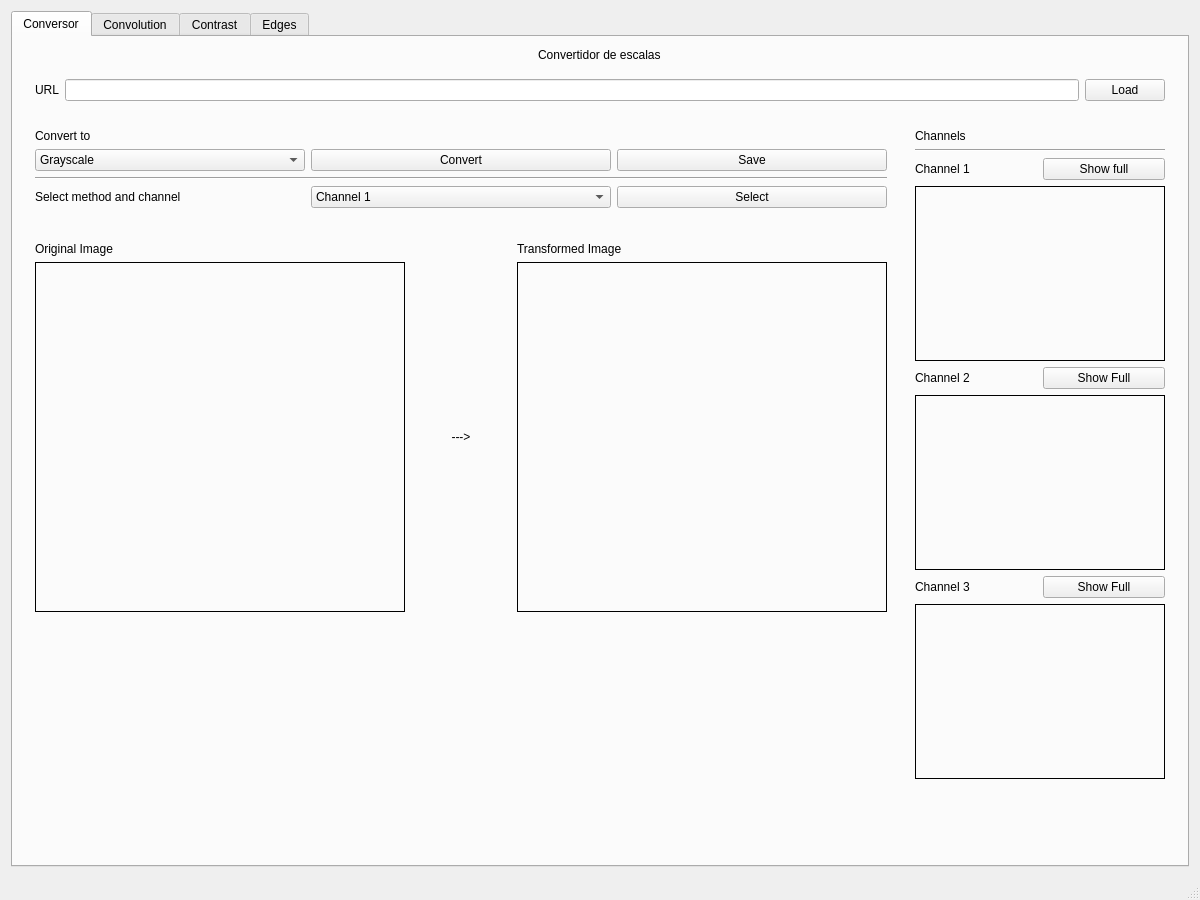
This is conversor.ui in MiguelALopez/Imagenes as Qt 5 draws it before an edit. The edited form follows.
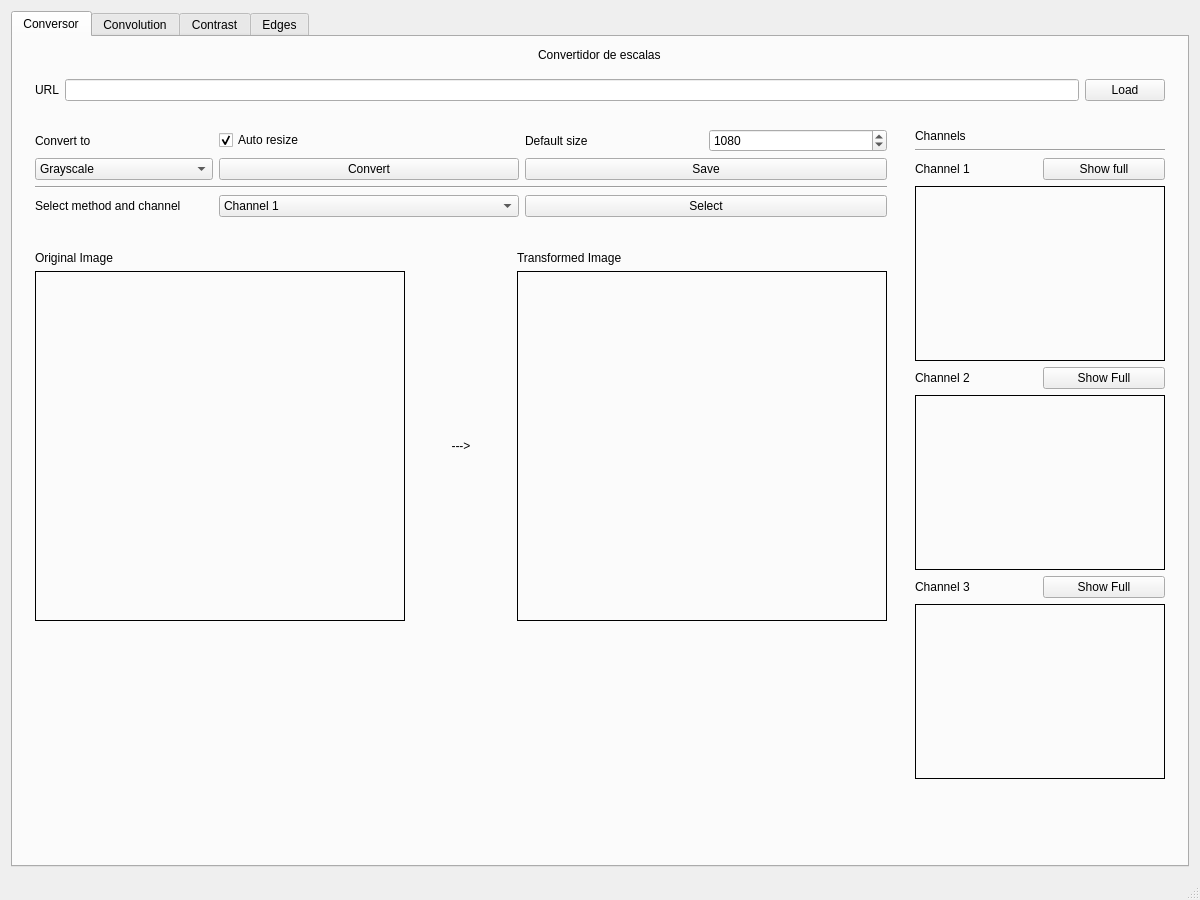
This is the edited form. The open tabs and pages were chosen to show the change. Custom widgets are drawn as their Qt base class.

Patch:
```diff
--- a/conversor.ui
+++ b/conversor.ui
@@ -114,10 +114,13 @@
         <item row="8" column="1">
          <widget class="QWidget" name="widget_4" native="true">
           <layout class="QGridLayout" name="gridLayout_6">
-           <item row="3" column="2">
-            <widget class="QPushButton" name="buttonSelectChannel">
-             <property name="text">
-              <string>Select</string>
+           <item row="0" column="3">
+            <widget class="QSpinBox" name="spinResize">
+             <property name="maximum">
+              <number>10000</number>
+             </property>
+             <property name="value">
+              <number>1080</number>
              </property>
             </widget>
            </item>
@@ -216,14 +219,7 @@
              </property>
             </widget>
            </item>
-           <item row="1" column="2">
-            <widget class="QPushButton" name="buttonSave">
-             <property name="text">
-              <string>Save</string>
-             </property>
-            </widget>
-           </item>
-           <item row="2" column="0" colspan="3">
+           <item row="2" column="0" colspan="4">
             <widget class="Line" name="line_2">
              <property name="orientation">
               <enum>Qt::Horizontal</enum>
@@ -243,6 +239,37 @@
              </property>
             </widget>
            </item>
+           <item row="0" column="1">
+            <widget class="QCheckBox" name="checkResize">
+             <property name="text">
+              <string>Auto resize</string>
+             </property>
+             <property name="checked">
+              <bool>true</bool>
+             </property>
+            </widget>
+           </item>
+           <item row="0" column="2">
+            <widget class="QLabel" name="label_25">
+             <property name="text">
+              <string>Default size</string>
+             </property>
+            </widget>
+           </item>
+           <item row="1" column="2" colspan="2">
+            <widget class="QPushButton" name="buttonSave">
+             <property name="text">
+              <string>Save</string>
+             </property>
+            </widget>
+           </item>
+           <item row="3" column="2" colspan="2">
+            <widget class="QPushButton" name="buttonSelectChannel">
+             <property name="text">
+              <string>Select</string>
+             </property>
+            </widget>
+           </item>
           </layout>
          </widget>
         </item>
```
Left out of the diff: 9 changed lines with no effect on the pictures.
